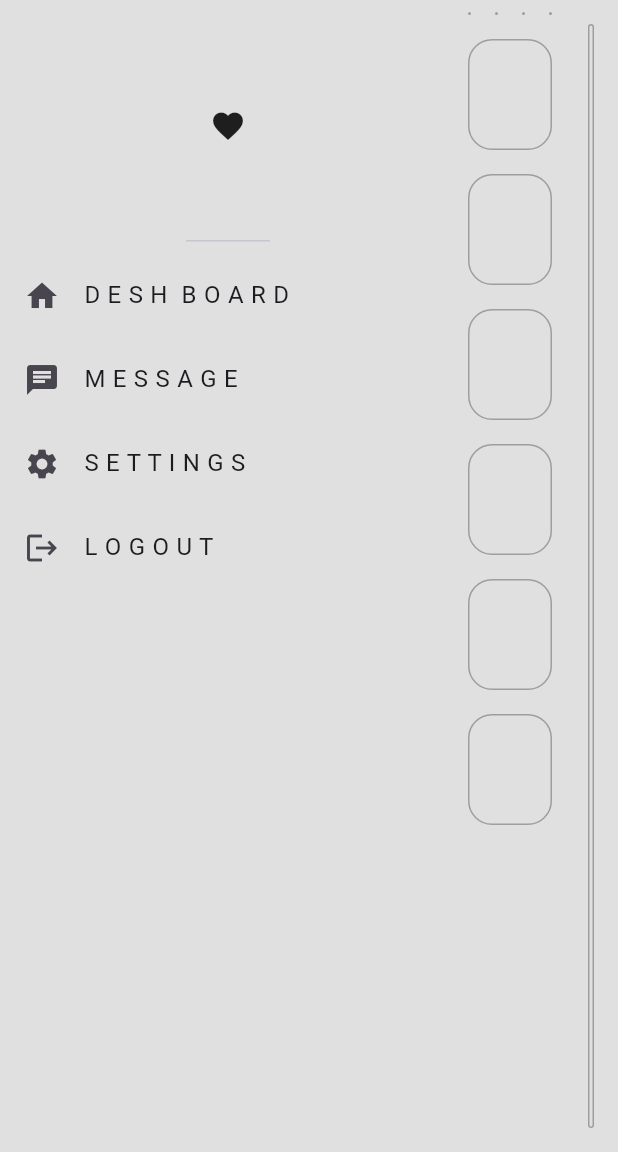
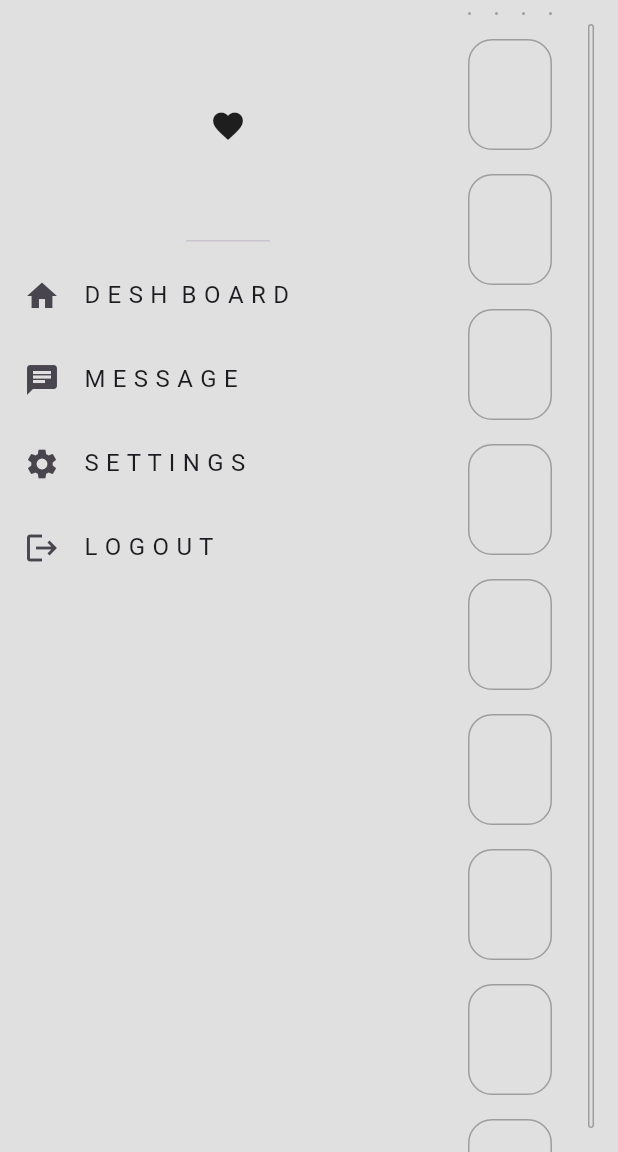
Before and after one commit to IkramulHasanTanvir/ResponsiveDesignDemo, a Flutter app: the DesktopScaffold screen opened directly, on a phone screen of 412 x 824 dp, the part 84-1236 px from its top. Run offline on Flutter 3.47's test engine with Material 3 defaults, Android fonts, the phone set to English and light mode, and no system bars.

Commit message:
Responsive Layout

```diff
--- a/lib/responsive/desktop_scaffold.dart
+++ b/lib/responsive/desktop_scaffold.dart
@@ -1,7 +1,9 @@
 import 'package:flutter/material.dart';
 import 'package:responsive_design/constants.dart';
-import 'package:responsive_design/util/my_box.dart';
-import 'package:responsive_design/util/my_tile.dart';
+import 'package:responsive_design/widgets/my_box.dart';
+import 'package:responsive_design/widgets/my_grid_builder.dart';
+import 'package:responsive_design/widgets/my_list_builder.dart';
+import 'package:responsive_design/widgets/my_tile.dart';
 
 class DesktopScaffold extends StatefulWidget {
   const DesktopScaffold({super.key});
@@ -19,43 +21,37 @@ class _DesktopScaffoldState extends State<DesktopScaffold> {
       body: Row(
         children: [
           myDrawer,
-
-          Expanded(
+          const Expanded(
             flex: 2,
             child: Column(
               children: [
-                AspectRatio(
+                MyGridBuilder(
                   aspectRatio: 4,
-                  child: SizedBox(
-                    width: double.infinity,
-                    child: GridView.builder(
-                        gridDelegate: const SliverGridDelegateWithFixedCrossAxisCount(
-                            crossAxisCount: 4),
-                        itemBuilder: (context, index){
-                          return const MyBox();
-                        }),
+                  crossAxisCount: 4,
+                  itemCount: 20,
+                  child: MyBox(),
+                ),
+                Expanded(
+                  child: MyListBuilder(
+                    itemCount: 20,
+                    child: MyTile(),
                   ),
-                ),
-
-                Expanded(
-                  child: ListView.builder(
-                      itemCount: 6,
-                      itemBuilder: (context, index){
-                        return const MyTile();
-                      }),
                 )
               ],
             ),
           ),
           Expanded(
-              child: Padding(
-                padding: const EdgeInsets.all(16.0),
-                child: Container(decoration: BoxDecoration(
+            child: Padding(
+              padding: const EdgeInsets.all(16.0),
+              child: Container(
+                decoration: BoxDecoration(
                   color: myDefaultBackground,
                   borderRadius: BorderRadius.circular(24),
                   border: Border.all(color: Colors.grey),
-                ),),
-              ),),
+                ),
+              ),
+            ),
+          ),
         ],
       ),
     );
--- /dev/null
+++ b/lib/widgets/my_grid_builder.dart
@@ -0,0 +1,33 @@
+import 'package:flutter/material.dart';
+
+class MyGridBuilder extends StatelessWidget {
+  const MyGridBuilder({
+    super.key,
+    required this.aspectRatio,
+    required this.crossAxisCount,
+    required this.child,
+    required this.itemCount,
+  });
+
+  final int itemCount;
+  final double aspectRatio;
+  final int crossAxisCount;
+  final Widget child;
+
+  @override
+  Widget build(BuildContext context) {
+    return AspectRatio(
+      aspectRatio: aspectRatio,
+      child: SizedBox(
+        width: double.infinity,
+        child: GridView.builder(
+          itemCount: itemCount,
+            gridDelegate: SliverGridDelegateWithFixedCrossAxisCount(
+                crossAxisCount: crossAxisCount),
+            itemBuilder: (context, index) {
+              return child;
+            }),
+      ),
+    );
+  }
+}
--- /dev/null
+++ b/lib/widgets/my_list_builder.dart
@@ -0,0 +1,21 @@
+import 'package:flutter/material.dart';
+
+class MyListBuilder extends StatelessWidget {
+  const MyListBuilder({
+    super.key,
+    required this.itemCount,
+    required this.child,
+  });
+
+  final int itemCount;
+  final Widget child;
+
+  @override
+  Widget build(BuildContext context) {
+    return ListView.builder(
+        itemCount: itemCount,
+        itemBuilder: (context, index) {
+          return child;
+        });
+  }
+}
```
Also changed, not shown: lib/responsive/mobile_scaffold.dart (+14 -21 lines), lib/responsive/responsive_layout.dart (+10 -9 lines), lib/responsive/table_scaffold.dart (+11 -21 lines), lib/utils/screen_utils.dart (added, +17 -0 lines), lib/widgets/my_box.dart (renamed from lib/util/my_box.dart), lib/widgets/my_tile.dart (renamed from lib/util/my_tile.dart).
